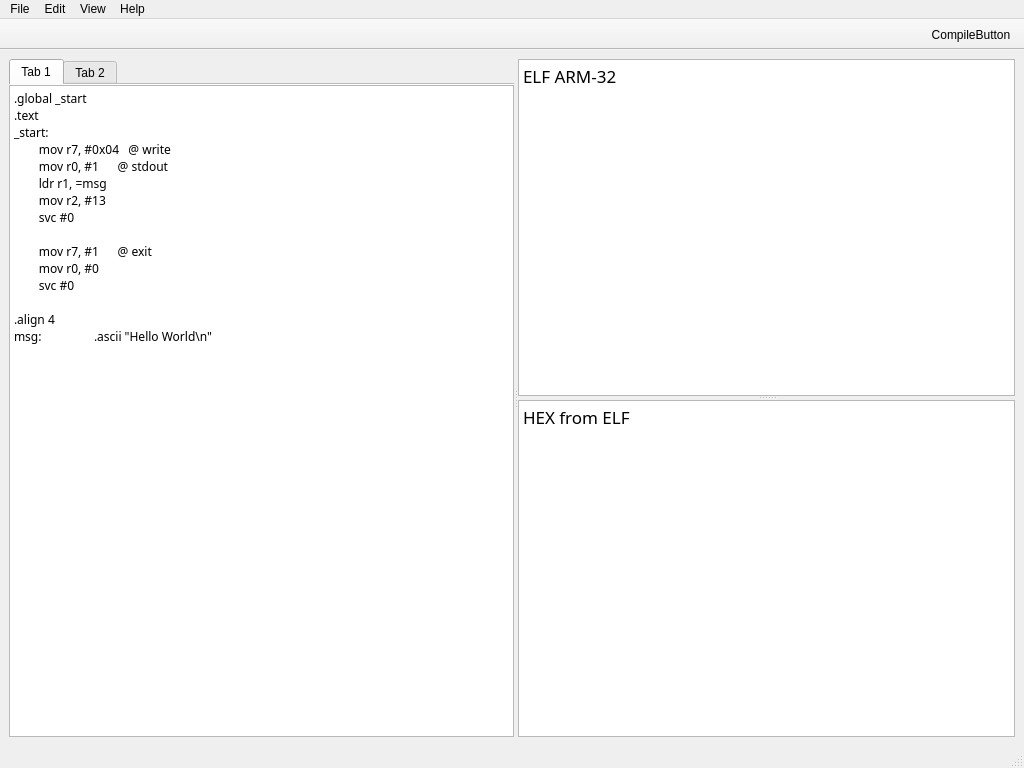
First picture: the form in ui/mainwindow.ui, repository atwardzik/hxutil, before the edit.
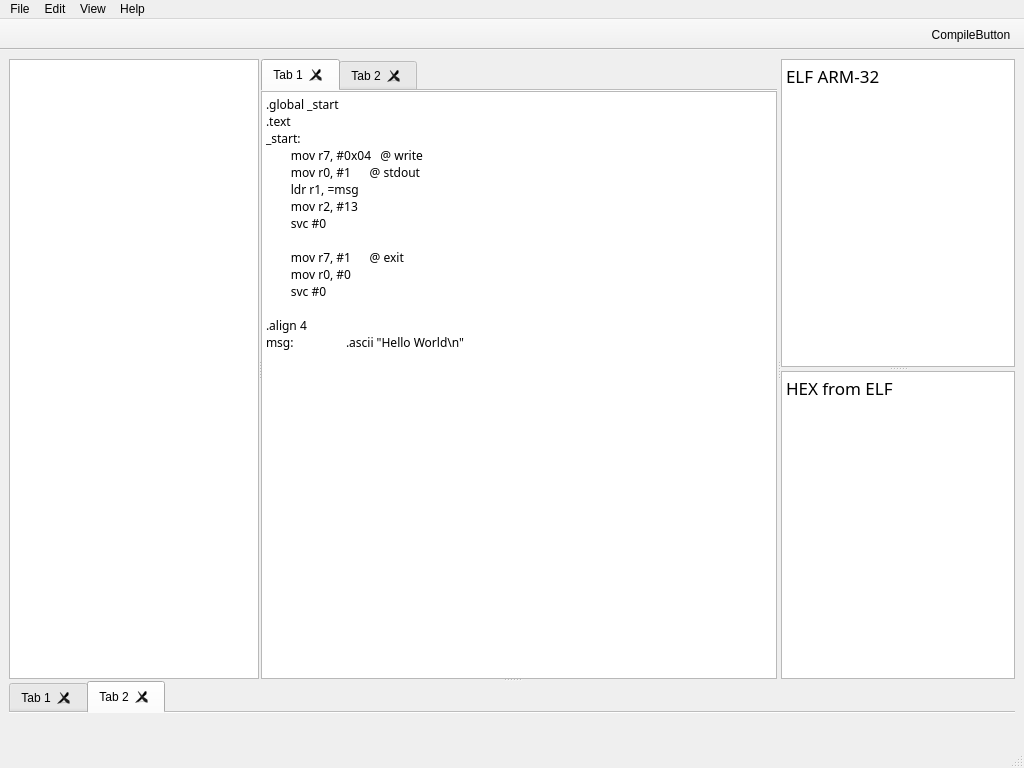
Second picture: the form after the edit. Icons and pictures are not drawn. Custom widgets are drawn as their Qt base class.

Commit message: feat: add wrappers for directory view and terminal view

What changed in the file:
```diff
--- a/ui/mainwindow.ui
+++ b/ui/mainwindow.ui
@@ -10,6 +10,12 @@
     <height>768</height>
    </rect>
   </property>
+  <property name="sizePolicy">
+   <sizepolicy hsizetype="Expanding" vsizetype="Preferred">
+    <horstretch>0</horstretch>
+    <verstretch>0</verstretch>
+   </sizepolicy>
+  </property>
   <property name="minimumSize">
    <size>
     <width>900</width>
@@ -32,7 +38,50 @@
   <widget class="QWidget" name="centralwidget">
    <layout class="QGridLayout" name="gridLayout_2">
     <item row="0" column="0">
+     <widget class="QSplitter" name="command_tab_splitter">
+      <property name="orientation">
+       <enum>Qt::Orientation::Vertical</enum>
+      </property>
+      <property name="handleWidth">
+       <number>2</number>
+      </property>
+      <widget class="QSplitter" name="file_text_splitter">
+       <property name="orientation">
+        <enum>Qt::Orientation::Horizontal</enum>
+       </property>
+       <property name="opaqueResize">
+        <bool>true</bool>
+       </property>
+       <property name="handleWidth">
+        <number>2</number>
+       </property>
+       <property name="childrenCollapsible">
+        <bool>true</bool>
+       </property>
+       <widget class="QTreeView" name="fileTreeView">
+        <property name="enabled">
+         <bool>true</bool>
+        </property>
+        <property name="sizePolicy">
+         <sizepolicy hsizetype="Expanding" vsizetype="Expanding">
+          <horstretch>0</horstretch>
+          <verstretch>0</verstretch>
+         </sizepolicy>
+        </property>
+        <property name="maximumSize">
+         <size>
+          <width>300</width>
+          <height>16777215</height>
+         </size>
+        </property>
+       </widget>
      <widget class="QSplitter" name="splitter_2">
+        <property name="sizePolicy">
+         <sizepolicy hsizetype="Expanding" vsizetype="Preferred">
+          <horstretch>0</horstretch>
+          <verstretch>0</verstretch>
+         </sizepolicy>
+        </property>
       <property name="orientation">
        <enum>Qt::Orientation::Horizontal</enum>
       </property>
@@ -46,6 +95,12 @@
        <property name="documentMode">
         <bool>true</bool>
        </property>
+         <property name="tabsClosable">
+          <bool>true</bool>
+         </property>
+         <property name="movable">
+          <bool>true</bool>
+         </property>
        <widget class="QWidget" name="tab">
         <property name="autoFillBackground">
          <bool>false</bool>
@@ -68,6 +123,18 @@
          </property>
          <item row="0" column="0">
           <widget class="CodeEditor" name="plainTextEdit">
+             <property name="sizePolicy">
+              <sizepolicy hsizetype="MinimumExpanding" vsizetype="Expanding">
+               <horstretch>0</horstretch>
+               <verstretch>0</verstretch>
+              </sizepolicy>
+             </property>
+             <property name="minimumSize">
+              <size>
+               <width>512</width>
+               <height>0</height>
+              </size>
+             </property>
            <property name="font">
             <font>
              <family>JetBrains Mono</family>
@@ -146,6 +213,41 @@
 &lt;/style&gt;&lt;/head&gt;&lt;body style=&quot; font-family:'JetBrains Mono'; font-size:13pt; font-weight:400; font-style:normal;&quot;&gt;
 &lt;p style=&quot; margin-top:0px; margin-bottom:0px; margin-left:0px; margin-right:0px; -qt-block-indent:0; text-indent:0px;&quot;&gt;HEX from ELF&lt;/p&gt;&lt;/body&gt;&lt;/html&gt;</string>
         </property>
+         </widget>
+        </widget>
+       </widget>
+      </widget>
+      <widget class="QTabWidget" name="commandTabWidget">
+       <property name="maximumSize">
+        <size>
+         <width>16777215</width>
+         <height>600</height>
+        </size>
+       </property>
+       <property name="currentIndex">
+        <number>1</number>
+       </property>
+       <property name="documentMode">
+        <bool>true</bool>
+       </property>
+       <property name="tabsClosable">
+        <bool>true</bool>
+       </property>
+       <property name="movable">
+        <bool>true</bool>
+       </property>
+       <property name="tabBarAutoHide">
+        <bool>false</bool>
+       </property>
+       <widget class="QWidget" name="command_tab">
+        <attribute name="title">
+         <string>Tab 1</string>
+        </attribute>
+       </widget>
+       <widget class="QWidget" name="terminal_tab">
+        <attribute name="title">
+         <string>Tab 2</string>
+        </attribute>
        </widget>
       </widget>
      </widget>
```
Lines whose indentation alone changed are shown as unchanged. The commit also changes 3 other files.
